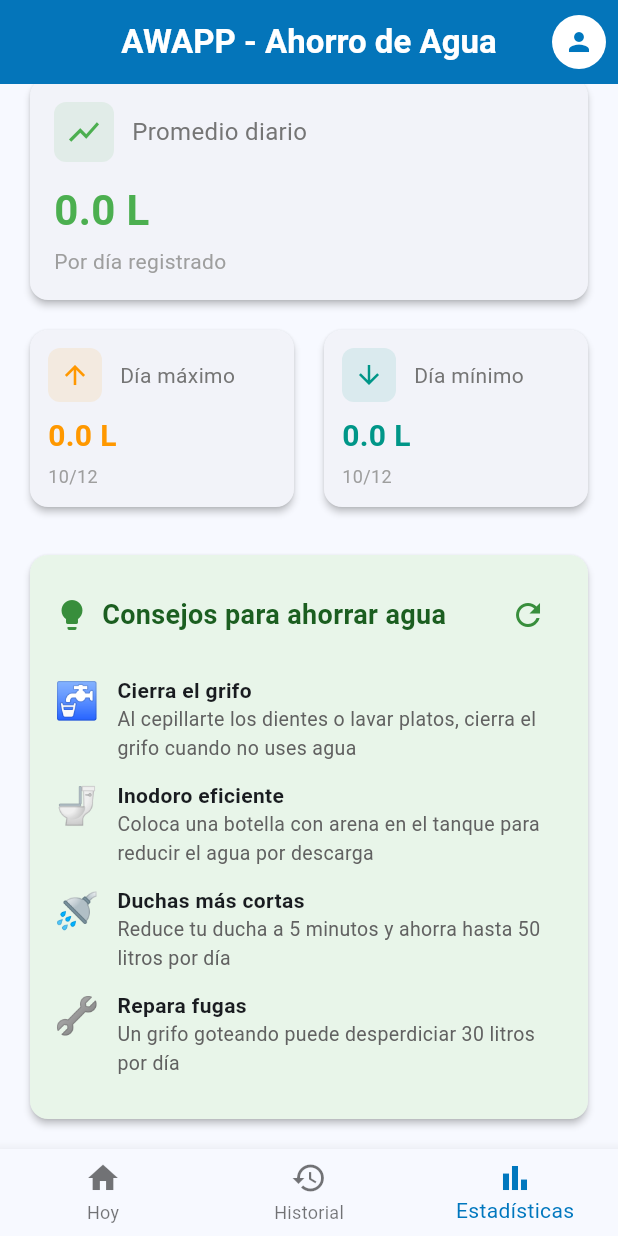
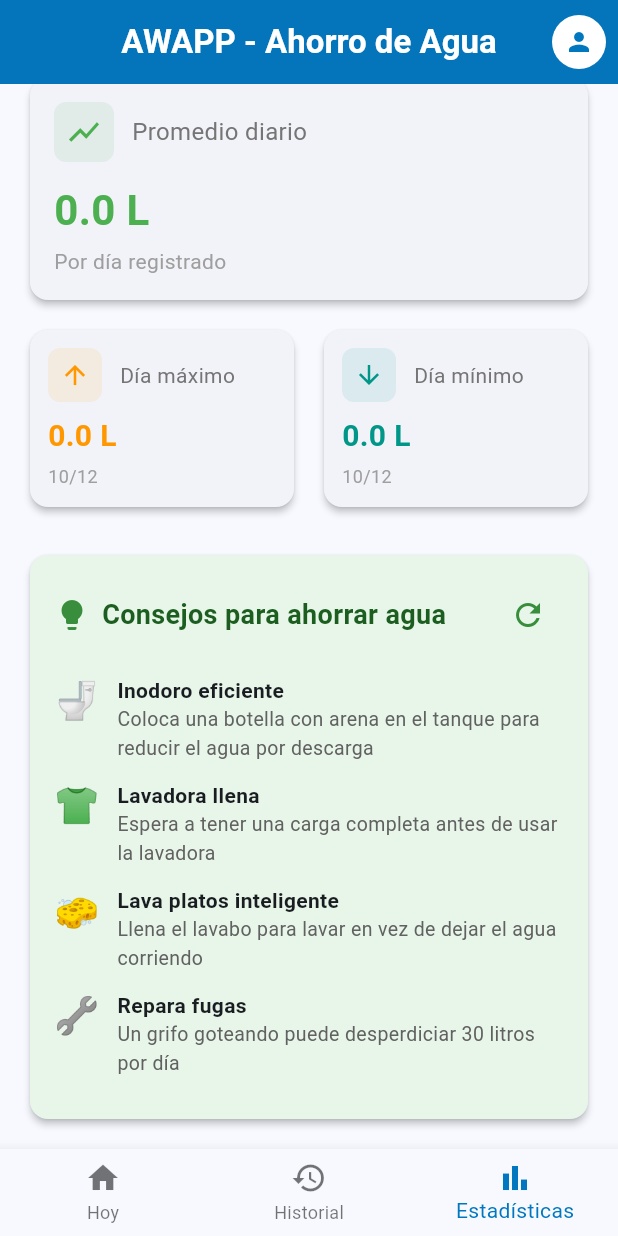
Before and after one commit to JoseLuisBVaz/Water-Regsister, a Flutter app: the screen it shows once a user with an empty profile is signed in, item 3 of the bottom bar chosen, scrolled down 276 dp, after a tap on the "refresh" icon, on a phone screen of 412 x 824 dp. Run offline on Flutter 3.47's test engine with Material 3 defaults, Android fonts, the phone set to English and light mode, and no system bars; our stand-ins replace cloud_firestore, firebase_auth, firebase_core, google_sign_in; accounts and stored records are empty; network calls fail.

Commit message:
Fix: Usar semilla basada en tiempo para aleatorización real de tips

```diff
--- a/lib/screens/statistics_screen.dart
+++ b/lib/screens/statistics_screen.dart
@@ -387,7 +387,7 @@ class _EcoTipsCardState extends State<_EcoTipsCard> {
   }
 
   void _shuffleTips() {
-    final random = Random();
+    final random = Random(DateTime.now().millisecondsSinceEpoch);
     final shuffled = List<Map<String, String>>.from(_allTips)..shuffle(random);
     setState(() {
       _selectedTips = shuffled.take(4).toList();
```
